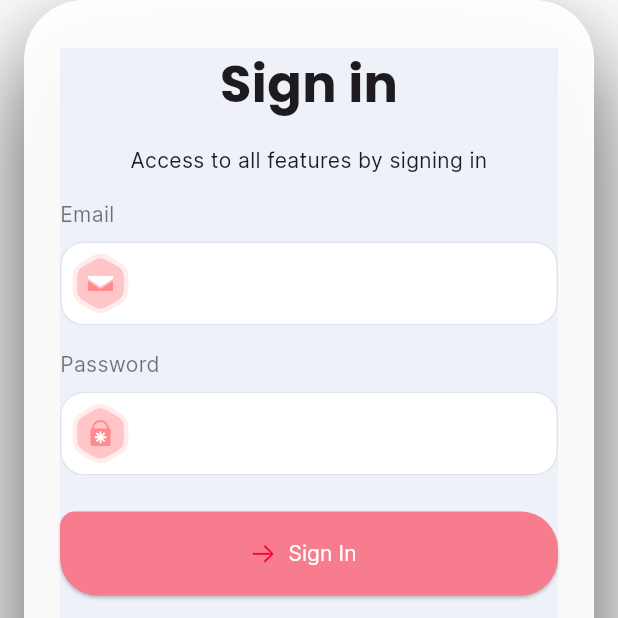
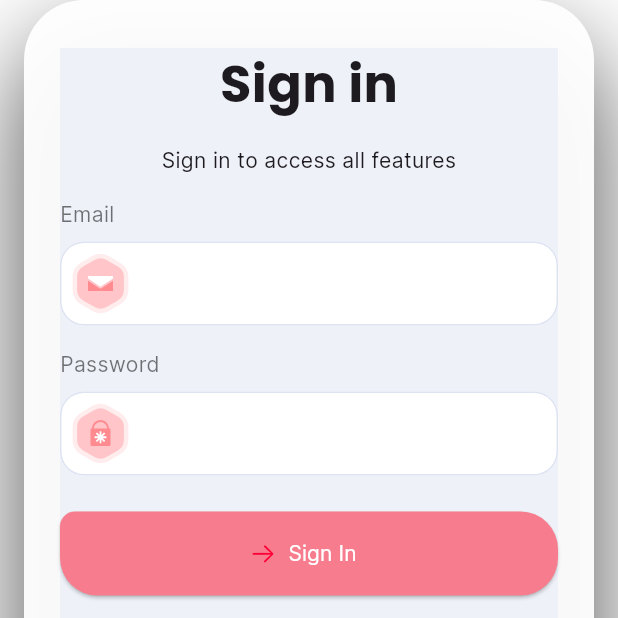
Before and after one commit to m-idriss/converter_flutter, a Flutter app: the SignInDialogContent screen opened directly, on a phone screen of 412 x 824 dp, the top half of it. Run offline on Flutter 3.47's test engine with Material 3 defaults, Android fonts, the phone set to English and light mode, and no system bars; our stand-ins replace firebase_auth, firebase_core, flutter_svg, google_sign_in, rive; accounts and stored records are empty.

Commit message:
Update lib/screens/onboarding/components/sign_in_dialog.dart
Co-authored-by: Copilot <175728472+Copilot@users.noreply.github.com>

```diff
--- a/lib/screens/onboarding/components/sign_in_dialog.dart
+++ b/lib/screens/onboarding/components/sign_in_dialog.dart
@@ -121,7 +121,7 @@ class _SignInDialogContentState extends State<SignInDialogContent> {
                   const Padding(
                     padding: EdgeInsets.symmetric(vertical: 16),
                     child: Text(
-                      "Access to all features by signing in",
+                      "Sign in to access all features",
                       textAlign: TextAlign.center,
                     ),
                   ),
```
